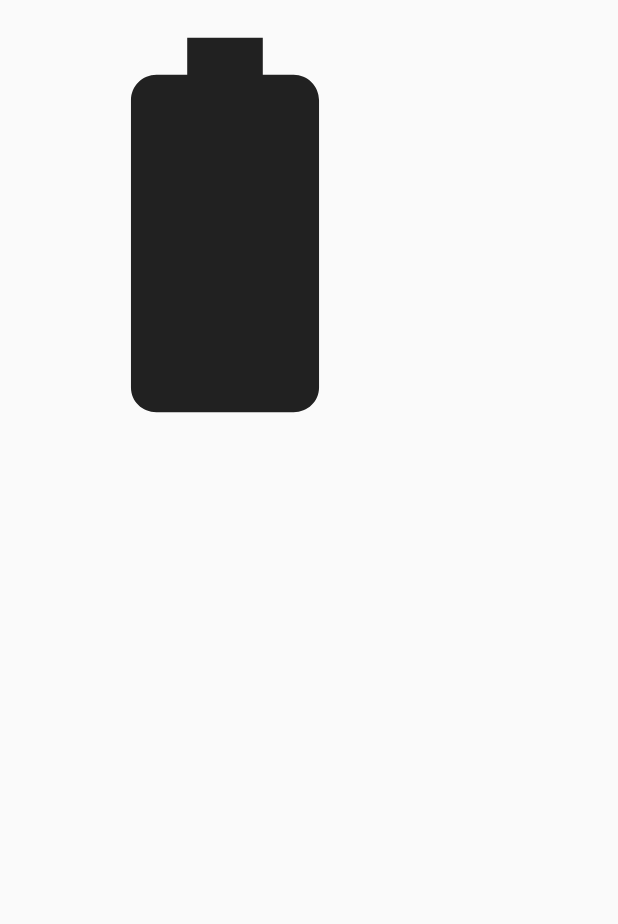
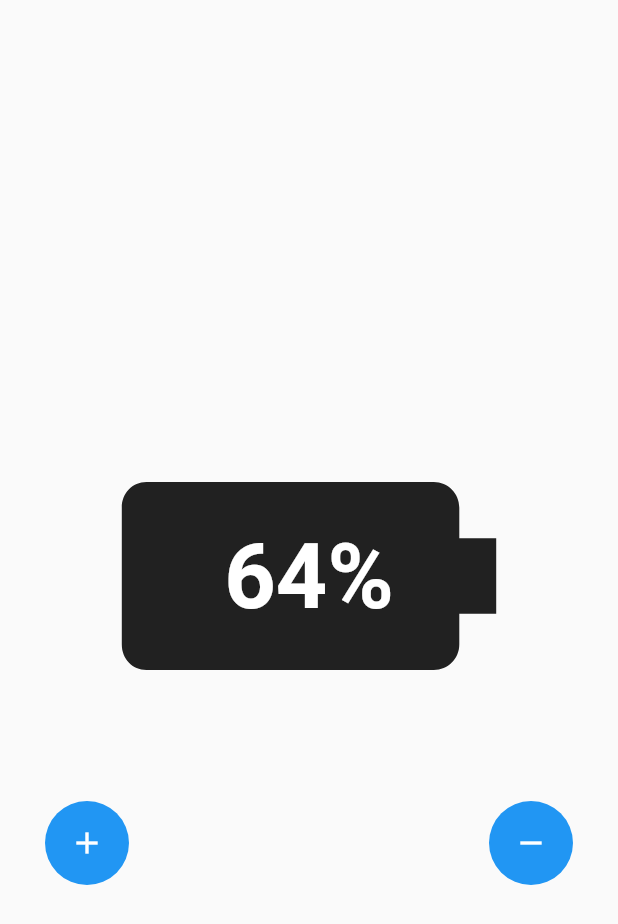
Before and after one commit to christofkost/illusive_battery_controller, a Flutter app: the screen it shows after launch, on a phone screen of 412 x 824 dp. Shown: the top 924 px of the screen. Run offline on Flutter 3.47's test engine with Material 2 defaults, Android fonts, the phone set to English and light mode, and no system bars.

Commit message:
put font above battery

```diff
--- a/lib/battery/battery_view.dart
+++ b/lib/battery/battery_view.dart
@@ -1,3 +1,5 @@
+import 'dart:math' as math;
+
 import 'package:flutter/material.dart';
 
 class BatteryView extends StatelessWidget {
@@ -6,13 +8,51 @@ class BatteryView extends StatelessWidget {
   @override
   Widget build(BuildContext context) {
     return Scaffold(
-        body: Column(
-      children: [
-        Icon(
-          Icons.battery_full,
-          size: 300,
-        )
-      ],
+        body: Center(
+      child: Column(
+        mainAxisAlignment: MainAxisAlignment.center,
+        children: [
+          Stack(
+            children: [
+              Transform.rotate(
+                angle: math.pi / 2,
+                child: Icon(
+                  Icons.battery_full,
+                  size: 300,
+                ),
+              ),
+              Positioned.fill(
+                child: Center(
+                    child: Text(
+                  "64%",
+                  style: TextStyle(
+                      color: Colors.white,
+                      fontSize: 60,
+                      fontWeight: FontWeight.bold),
+                )),
+              )
+            ],
+          ),
+          Padding(
+            padding: EdgeInsets.symmetric(horizontal: 30),
+            child: Row(
+              mainAxisAlignment: MainAxisAlignment.spaceBetween,
+              children: [
+                FloatingActionButton(
+                  onPressed: () {},
+                  elevation: 0,
+                  child: Icon(Icons.add),
+                ),
+                FloatingActionButton(
+                  onPressed: () {},
+                  elevation: 0,
+                  child: Icon(Icons.remove),
+                ),
+              ],
+            ),
+          )
+        ],
+      ),
     ));
   }
 }
```
